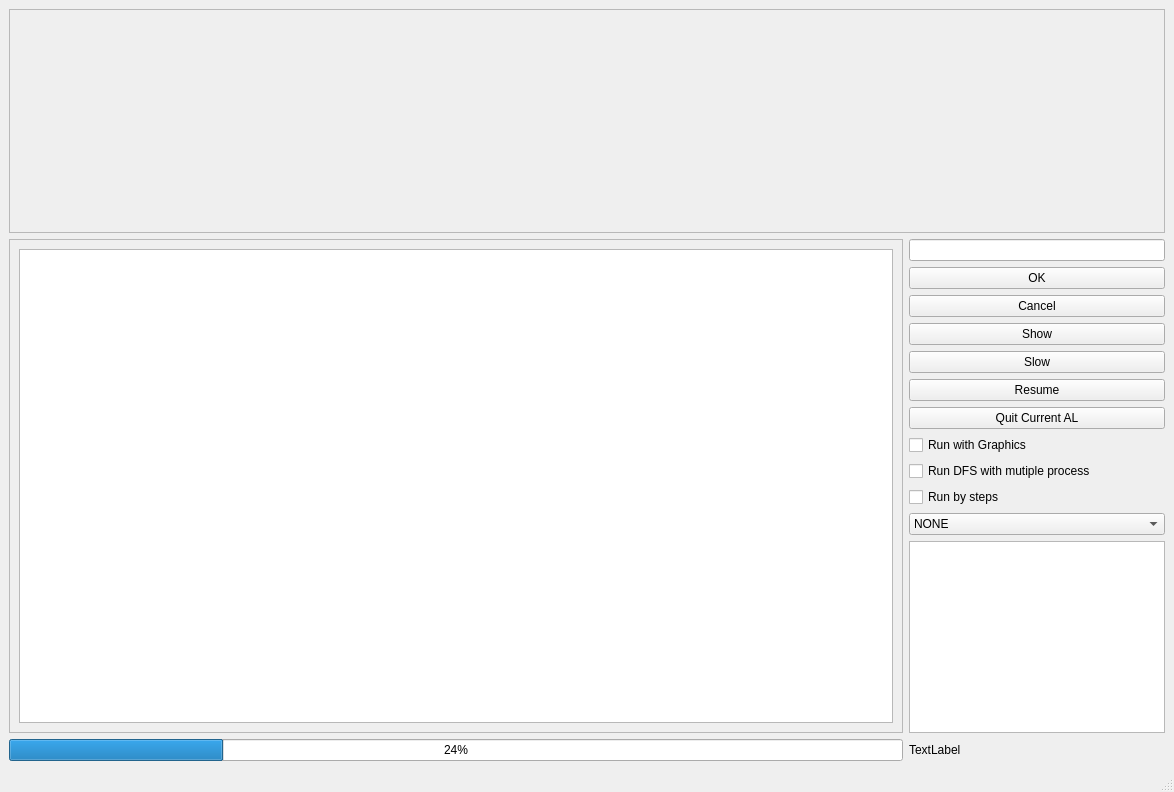
Before: the Qt Designer form GUI.ui in bchuh/AI_project, drawn with Qt 5.
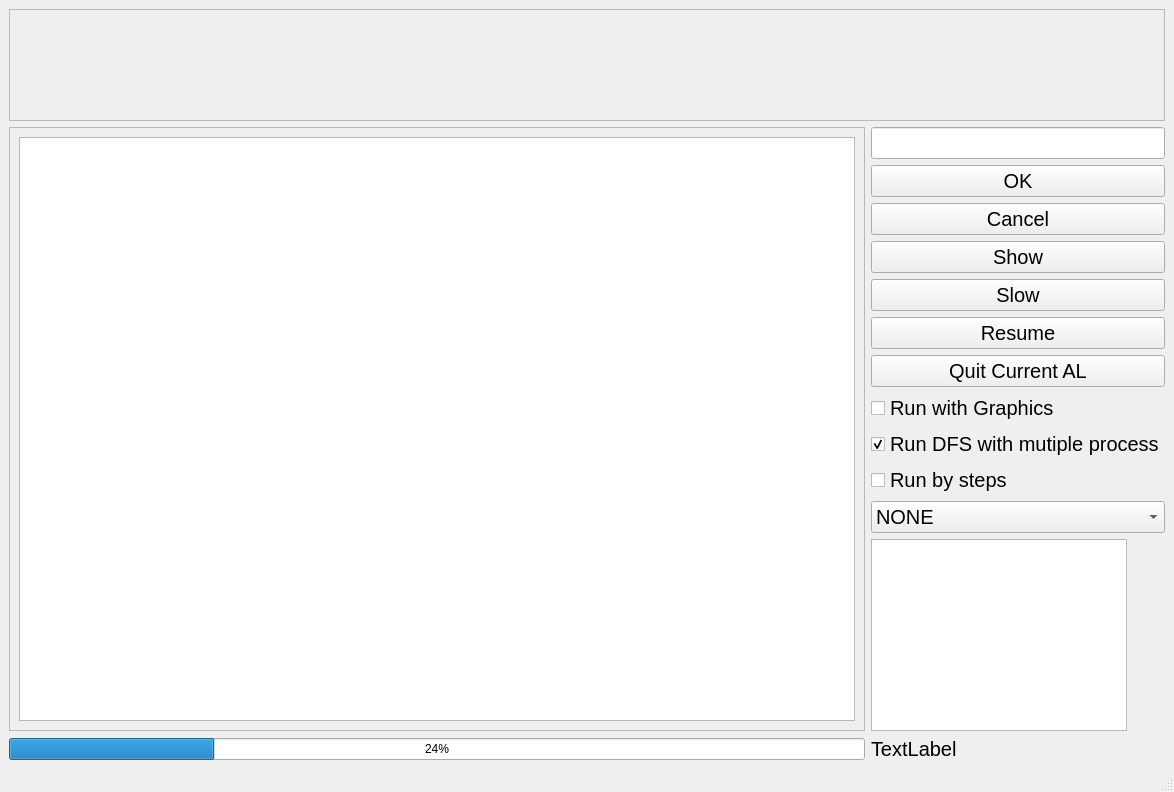
After: the same form once the commit is applied.

The edit to the form file:
```diff
--- a/GUI.ui
+++ b/GUI.ui
@@ -25,10 +25,20 @@
           <verstretch>0</verstretch>
          </sizepolicy>
         </property>
+        <property name="font">
+         <font>
+          <pointsize>15</pointsize>
+         </font>
+        </property>
        </widget>
       </item>
       <item>
        <widget class="QPushButton" name="OK">
+        <property name="font">
+         <font>
+          <pointsize>15</pointsize>
+         </font>
+        </property>
         <property name="text">
          <string>OK</string>
         </property>
@@ -36,6 +46,11 @@
       </item>
       <item>
        <widget class="QPushButton" name="CANCEL">
+        <property name="font">
+         <font>
+          <pointsize>15</pointsize>
+         </font>
+        </property>
         <property name="text">
          <string>Cancel</string>
         </property>
@@ -43,6 +58,11 @@
       </item>
       <item>
        <widget class="QPushButton" name="SHOW">
+        <property name="font">
+         <font>
+          <pointsize>15</pointsize>
+         </font>
+        </property>
         <property name="text">
          <string>Show</string>
         </property>
@@ -50,6 +70,11 @@
       </item>
       <item>
        <widget class="QPushButton" name="PAUSE">
+        <property name="font">
+         <font>
+          <pointsize>15</pointsize>
+         </font>
+        </property>
         <property name="text">
          <string>Slow</string>
         </property>
@@ -57,6 +82,11 @@
       </item>
       <item>
        <widget class="QPushButton" name="NEXT">
+        <property name="font">
+         <font>
+          <pointsize>15</pointsize>
+         </font>
+        </property>
         <property name="text">
          <string>Resume</string>
         </property>
@@ -64,6 +94,11 @@
       </item>
       <item>
        <widget class="QPushButton" name="QUIT">
+        <property name="font">
+         <font>
+          <pointsize>15</pointsize>
+         </font>
+        </property>
         <property name="text">
          <string>Quit Current AL</string>
         </property>
@@ -71,6 +106,11 @@
       </item>
       <item>
        <widget class="QCheckBox" name="checkBox">
+        <property name="font">
+         <font>
+          <pointsize>15</pointsize>
+         </font>
+        </property>
         <property name="text">
          <string>Run with Graphics</string>
         </property>
@@ -78,13 +118,29 @@
       </item>
       <item>
        <widget class="QCheckBox" name="checkBox_2">
+        <property name="font">
+         <font>
+          <pointsize>15</pointsize>
+         </font>
+        </property>
         <property name="text">
          <string>Run DFS with mutiple process</string>
         </property>
+        <property name="checked">
+         <bool>true</bool>
+        </property>
+        <property name="tristate">
+         <bool>false</bool>
+        </property>
        </widget>
       </item>
       <item>
        <widget class="QCheckBox" name="checkBox_3">
+        <property name="font">
+         <font>
+          <pointsize>15</pointsize>
+         </font>
+        </property>
         <property name="text">
          <string>Run by steps</string>
         </property>
@@ -92,6 +148,11 @@
       </item>
       <item>
        <widget class="QComboBox" name="comboBox">
+        <property name="font">
+         <font>
+          <pointsize>15</pointsize>
+         </font>
+        </property>
         <item>
          <property name="text">
           <string>NONE</string>
@@ -132,6 +193,11 @@
           <verstretch>0</verstretch>
          </sizepolicy>
         </property>
+        <property name="font">
+         <font>
+          <pointsize>15</pointsize>
+         </font>
+        </property>
         <property name="readOnly">
          <bool>true</bool>
         </property>
@@ -163,7 +229,7 @@
          <x>0</x>
          <y>0</y>
          <width>867</width>
-         <height>532</height>
+         <height>551</height>
         </rect>
        </property>
        <layout class="QHBoxLayout" name="horizontalLayout_2">
@@ -189,6 +255,11 @@
     </item>
     <item row="2" column="1">
      <widget class="QLabel" name="timeCounter">
+      <property name="font">
+       <font>
+        <pointsize>15</pointsize>
+       </font>
+      </property>
       <property name="text">
        <string>TextLabel</string>
       </property>
@@ -220,7 +291,7 @@
          <x>0</x>
          <y>0</y>
          <width>1148</width>
-         <height>145</height>
+         <height>124</height>
         </rect>
        </property>
        <layout class="QHBoxLayout" name="horizontalLayout_3">
```
